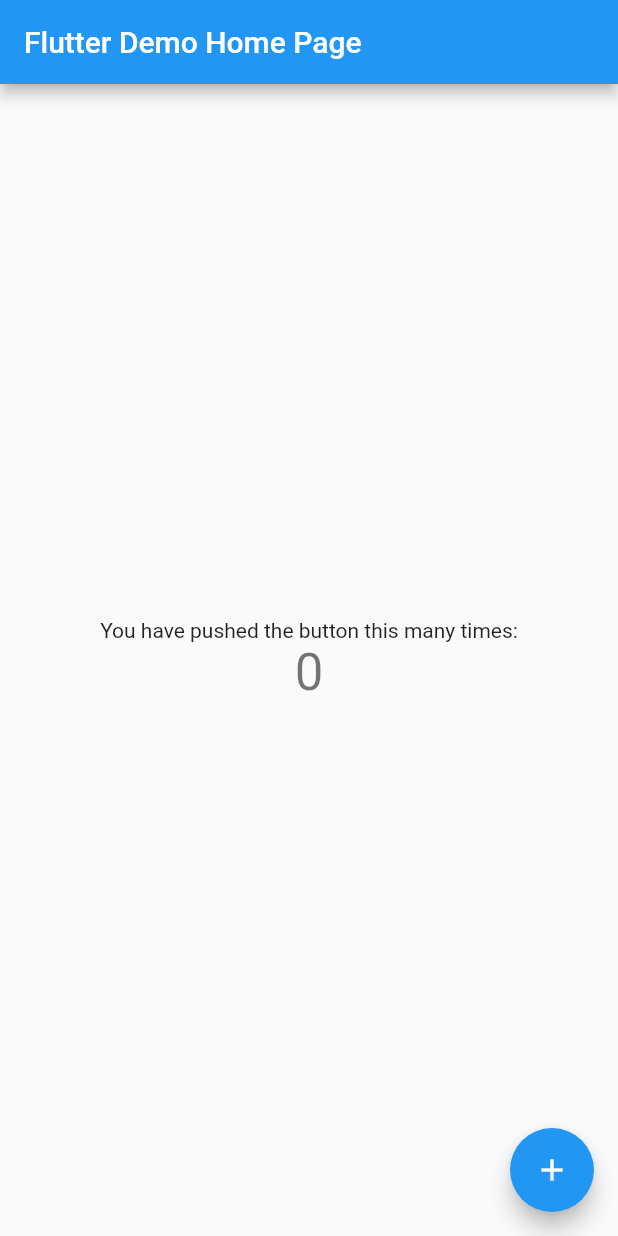
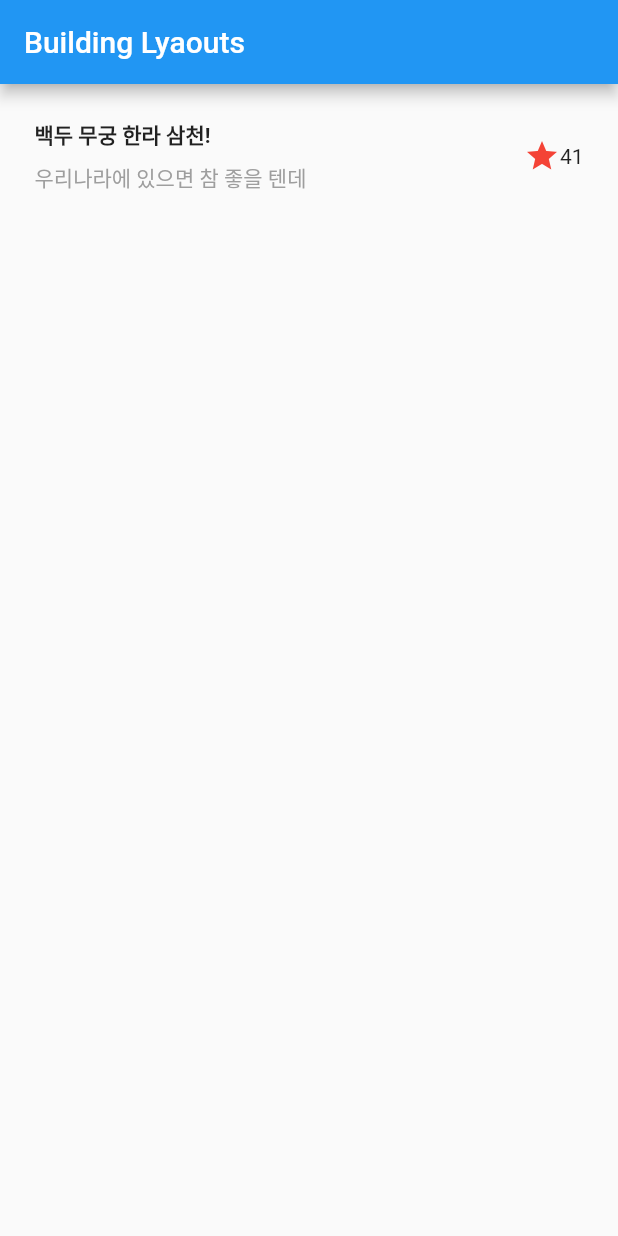
Before and after one commit to Dart-for-Apps/flutter-building-layouts, a Flutter app: the screen it shows after launch, on a phone screen of 412 x 824 dp. Run offline on Flutter 3.47's test engine with Material 2 defaults, Android fonts, the phone set to English and light mode, and no system bars.

Commit message:
Step2 completed

```diff
--- a/lib/main.dart
+++ b/lib/main.dart
@@ -9,103 +9,67 @@ class MyApp extends StatelessWidget {
     return MaterialApp(
       title: 'Flutter Demo',
       theme: ThemeData(
-        // This is the theme of your application.
-        //
-        // Try running your application with "flutter run". You'll see the
-        // application has a blue toolbar. Then, without quitting the app, try
-        // changing the primarySwatch below to Colors.green and then invoke
-        // "hot reload" (press "r" in the console where you ran "flutter run",
-        // or simply save your changes to "hot reload" in a Flutter IDE).
-        // Notice that the counter didn't reset back to zero; the application
-        // is not restarted.
         primarySwatch: Colors.blue,
       ),
-      home: MyHomePage(title: 'Flutter Demo Home Page'),
+      home: BuildingLayouts(),
     );
   }
 }
 
-class MyHomePage extends StatefulWidget {
-  MyHomePage({Key key, this.title}) : super(key: key);
-
-  // This widget is the home page of your application. It is stateful, meaning
-  // that it has a State object (defined below) that contains fields that affect
-  // how it looks.
-
-  // This class is the configuration for the state. It holds the values (in this
-  // case the title) provided by the parent (in this case the App widget) and
-  // used by the build method of the State. Fields in a Widget subclass are
-  // always marked "final".
-
-  final String title;
-
-  @override
-  _MyHomePageState createState() => _MyHomePageState();
-}
-
-class _MyHomePageState extends State<MyHomePage> {
-  int _counter = 0;
-
-  void _incrementCounter() {
-    setState(() {
-      // This call to setState tells the Flutter framework that something has
-      // changed in this State, which causes it to rerun the build method below
-      // so that the display can reflect the updated values. If we changed
-      // _counter without calling setState(), then the build method would not be
-      // called again, and so nothing would appear to happen.
-      _counter++;
-    });
-  }
-
+class BuildingLayouts extends StatelessWidget {
   @override
   Widget build(BuildContext context) {
-    // This method is rerun every time setState is called, for instance as done
-    // by the _incrementCounter method above.
-    //
-    // The Flutter framework has been optimized to make rerunning build methods
-    // fast, so that you can just rebuild anything that needs updating rather
-    // than having to individually change instances of widgets.
+    // TODO: implement build
     return Scaffold(
       appBar: AppBar(
-        // Here we take the value from the MyHomePage object that was created by
-        // the App.build method, and use it to set our appbar title.
-        title: Text(widget.title),
+        title: Text('Building Lyaouts'),
       ),
-      body: Center(
-        // Center is a layout widget. It takes a single child and positions it
-        // in the middle of the parent.
-        child: Column(
-          // Column is also layout widget. It takes a list of children and
-          // arranges them vertically. By default, it sizes itself to fit its
-          // children horizontally, and tries to be as tall as its parent.
-          //
-          // Invoke "debug painting" (press "p" in the console, choose the
-          // "Toggle Debug Paint" action from the Flutter Inspector in Android
-          // Studio, or the "Toggle Debug Paint" command in Visual Studio Code)
-          // to see the wireframe for each widget.
-          //
-          // Column has various properties to control how it sizes itself and
-          // how it positions its children. Here we use mainAxisAlignment to
-          // center the children vertically; the main axis here is the vertical
-          // axis because Columns are vertical (the cross axis would be
-          // horizontal).
-          mainAxisAlignment: MainAxisAlignment.center,
-          children: <Widget>[
-            Text(
-              'You have pushed the button this many times:',
-            ),
-            Text(
-              '$_counter',
-              style: Theme.of(context).textTheme.display1,
-            ),
-          ],
-        ),
+      body: Column(
+        children: <Widget>[
+          TitleSection(),
+        ],
       ),
-      floatingActionButton: FloatingActionButton(
-        onPressed: _incrementCounter,
-        tooltip: 'Increment',
-        child: Icon(Icons.add),
-      ), // This trailing comma makes auto-formatting nicer for build methods.
     );
   }
 }
+
+class TitleSection extends StatelessWidget {
+  @override
+  Widget build(BuildContext context) {
+    // TODO: implement build
+    return Container(
+      padding: const EdgeInsets.all(23.0),
+      child: Row(
+        children: <Widget>[
+          Expanded(
+            child: Column(
+                crossAxisAlignment: CrossAxisAlignment.start,
+                children: <Widget>[
+                  Text(
+                    '백두 무궁 한라 삼천!',
+                    style: TextStyle(
+                      fontWeight: FontWeight.bold,
+                    ),
+                    textAlign: TextAlign.left,
+                  ),
+                  SizedBox(
+                    height: 8.0,
+                  ),
+                  Text(
+                    '우리나라에 있으면 참 좋을 텐데',
+                    style: TextStyle(
+                      color: Colors.grey[500],
+                    ),
+                  )
+                ]),
+          ),
+          Icon(
+            Icons.star,
+            color: Colors.red[500],
+          ),
+          Text('41'),
+        ],
+      ),
+    );
+  }
+}
```
